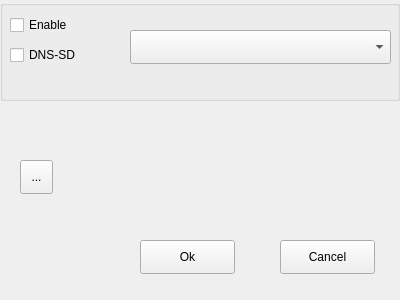
Old version of the form src/ui/obsremotesettings.ui in the repository DgINC/obs-remote-plugin.
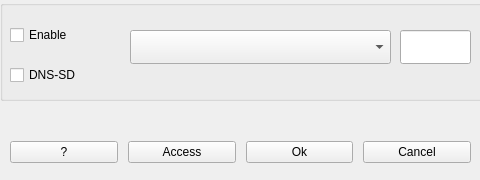
New version of the form.

The edit to the form file:
```diff
--- a/src/ui/obsremotesettings.ui
+++ b/src/ui/obsremotesettings.ui
@@ -6,35 +6,46 @@
    <rect>
     <x>0</x>
     <y>0</y>
-    <width>400</width>
-    <height>300</height>
+    <width>480</width>
+    <height>180</height>
    </rect>
   </property>
+  <property name="sizePolicy">
+   <sizepolicy hsizetype="Fixed" vsizetype="Fixed">
+    <horstretch>0</horstretch>
+    <verstretch>0</verstretch>
+   </sizepolicy>
+  </property>
+  <property name="minimumSize">
+   <size>
+    <width>480</width>
+    <height>180</height>
+   </size>
+  </property>
+  <property name="maximumSize">
+   <size>
+    <width>480</width>
+    <height>180</height>
+   </size>
+  </property>
+  <property name="baseSize">
+   <size>
+    <width>480</width>
+    <height>180</height>
+   </size>
+  </property>
   <property name="contextMenuPolicy">
    <enum>Qt::NoContextMenu</enum>
   </property>
   <property name="locale">
    <locale language="English" country="UnitedStates"/>
   </property>
-  <widget class="QToolButton" name="AccesListBtn">
-   <property name="geometry">
-    <rect>
-     <x>20</x>
-     <y>160</y>
-     <width>33</width>
-     <height>34</height>
-    </rect>
-   </property>
-   <property name="text">
-    <string>...</string>
-   </property>
-  </widget>
   <widget class="QGroupBox" name="groupBox">
    <property name="geometry">
     <rect>
      <x>0</x>
      <y>0</y>
-     <width>400</width>
+     <width>491</width>
      <height>101</height>
     </rect>
    </property>
@@ -48,7 +59,7 @@
     <property name="geometry">
      <rect>
       <x>10</x>
-      <y>10</y>
+      <y>20</y>
       <width>95</width>
       <height>30</height>
      </rect>
@@ -61,7 +72,7 @@
     <property name="geometry">
      <rect>
       <x>10</x>
-      <y>40</y>
+      <y>60</y>
       <width>95</width>
       <height>30</height>
      </rect>
@@ -80,32 +91,68 @@
      </rect>
     </property>
    </widget>
+   <widget class="QLineEdit" name="lineEdit">
+    <property name="geometry">
+     <rect>
+      <x>400</x>
+      <y>30</y>
+      <width>71</width>
+      <height>34</height>
+     </rect>
+    </property>
+   </widget>
   </widget>
-  <widget class="QPushButton" name="OkBtn">
+  <widget class="QWidget" name="horizontalLayoutWidget">
    <property name="geometry">
     <rect>
-     <x>140</x>
-     <y>240</y>
-     <width>95</width>
-     <height>34</height>
+     <x>10</x>
+     <y>120</y>
+     <width>461</width>
+     <height>50</height>
     </rect>
    </property>
-   <property name="text">
-    <string>Ok</string>
-   </property>
-  </widget>
-  <widget class="QPushButton" name="CancelBtn">
-   <property name="geometry">
-    <rect>
-     <x>280</x>
-     <y>240</y>
-     <width>95</width>
-     <height>34</height>
-    </rect>
-   </property>
-   <property name="text">
-    <string>Cancel</string>
-   </property>
+   <layout class="QHBoxLayout" name="horizontalLayout">
+    <property name="spacing">
+     <number>10</number>
+    </property>
+    <property name="leftMargin">
+     <number>0</number>
+    </property>
+    <property name="topMargin">
+     <number>15</number>
+    </property>
+    <property name="bottomMargin">
+     <number>0</number>
+    </property>
+    <item>
+     <widget class="QPushButton" name="AboutBtn">
+      <property name="text">
+       <string>?</string>
+      </property>
+     </widget>
+    </item>
+    <item>
+     <widget class="QPushButton" name="AccessListBtn">
+      <property name="text">
+       <string>Access</string>
+      </property>
+     </widget>
+    </item>
+    <item>
+     <widget class="QPushButton" name="OkBtn">
+      <property name="text">
+       <string>Ok</string>
+      </property>
+     </widget>
+    </item>
+    <item>
+     <widget class="QPushButton" name="CancelBtn">
+      <property name="text">
+       <string>Cancel</string>
+      </property>
+     </widget>
+    </item>
+   </layout>
   </widget>
  </widget>
  <resources/>
```
Left out of the diff: 7 changed lines with no effect on the pictures.
